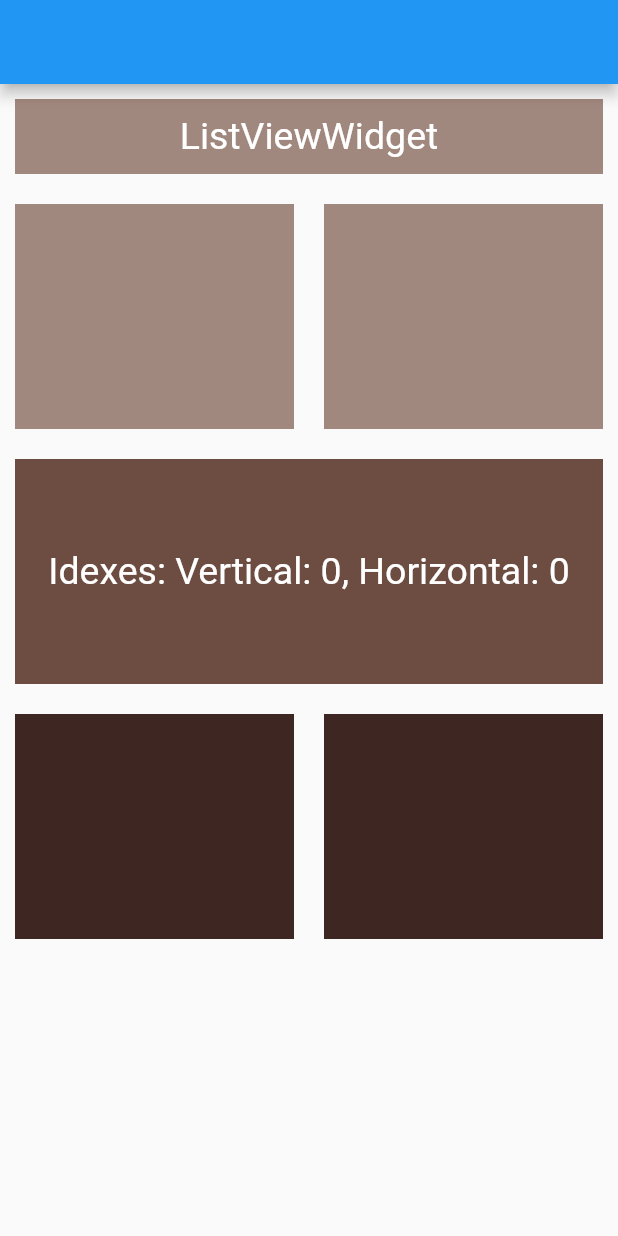
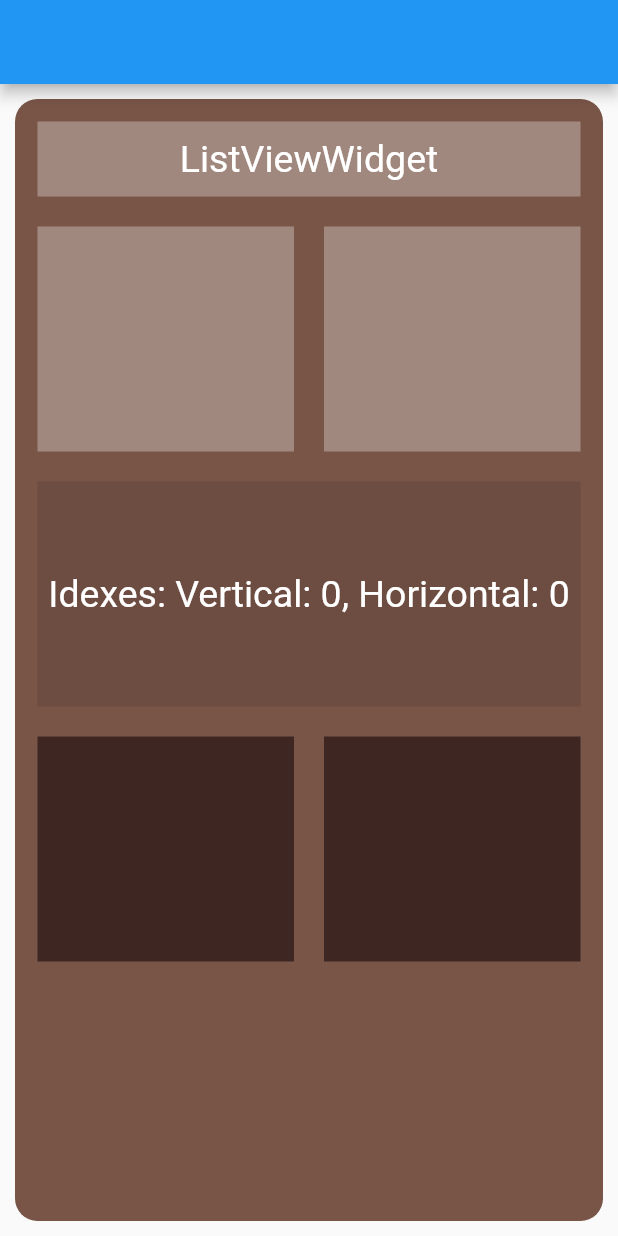
Before and after one commit to ra-develop/PageView_test.Flutter, a Flutter app: the screen it shows after launch, on a phone screen of 412 x 824 dp. Run offline on Flutter 3.47's test engine with Material 2 defaults, Android fonts, the phone set to English and light mode, and no system bars.

Commit message:
Decoration improving

```diff
--- a/lib/main.dart
+++ b/lib/main.dart
@@ -183,7 +183,9 @@ class _PageRowWidgetState extends State<PageRowWidget> {
   @override
   Widget build(BuildContext context) {
     return
-    PageView.builder(
+    Container(
+      padding: EdgeInsets.all(10.0),
+      child: PageView.builder(
             controller: _pageController,
             scrollDirection: Axis.horizontal,
             itemBuilder: (BuildContext context, int index) {
@@ -194,6 +196,7 @@ class _PageRowWidgetState extends State<PageRowWidget> {
       // }
             },
             itemCount: 5,
+          ),
     );
   }
 }
@@ -240,7 +243,14 @@ class _MyListWidgetState extends State<MyListWidget> {
     }
     return
 
-    ListView(
+    Container(
+      padding: EdgeInsets.all(5.0),
+      decoration: BoxDecoration(
+        color: baseColor,
+        borderRadius: BorderRadius.all(Radius.circular(15)),
+        boxShadow: [BoxShadow(color: Colors.grey[100])],
+        ),
+      child: ListView(
                 controller: _listScrollController,
               physics: const NeverScrollableScrollPhysics(),
         children: <Widget>[
@@ -266,6 +276,7 @@ class _MyListWidgetState extends State<MyListWidget> {
           //   },
           // ),
         ],
+      ),
     );
   }
 }
```
Lines whose indentation alone changed are shown as unchanged.
